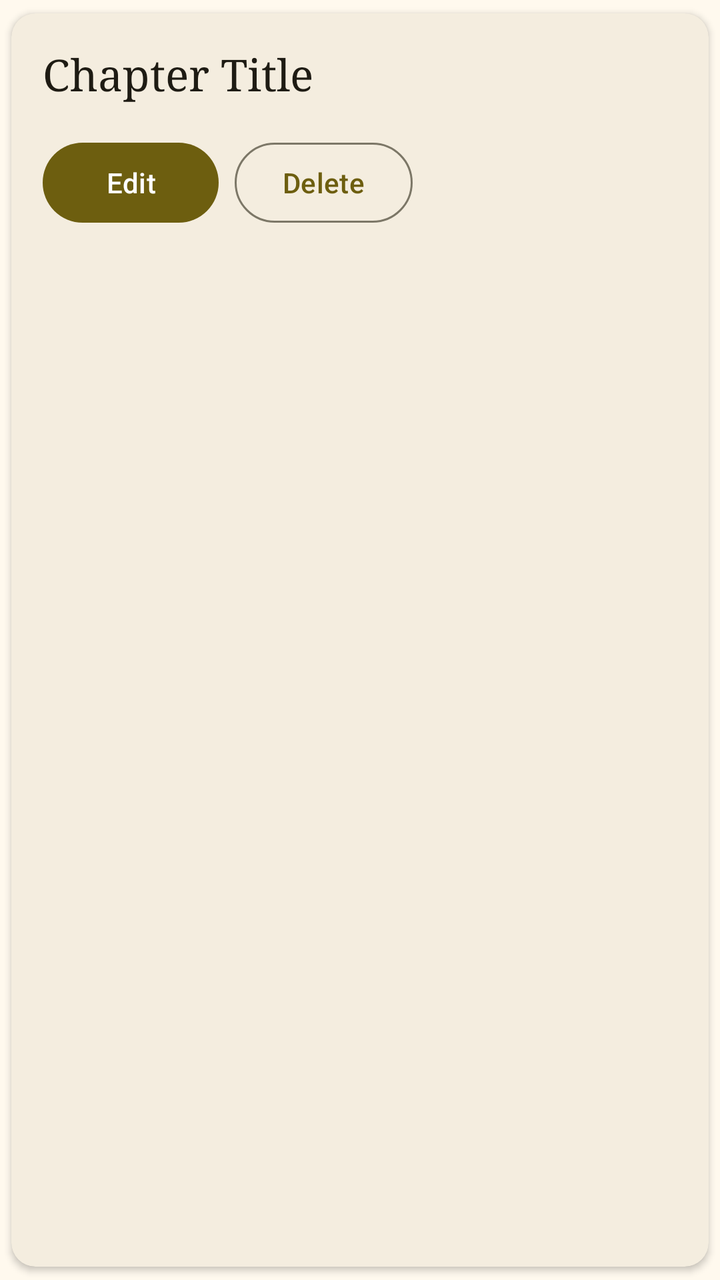
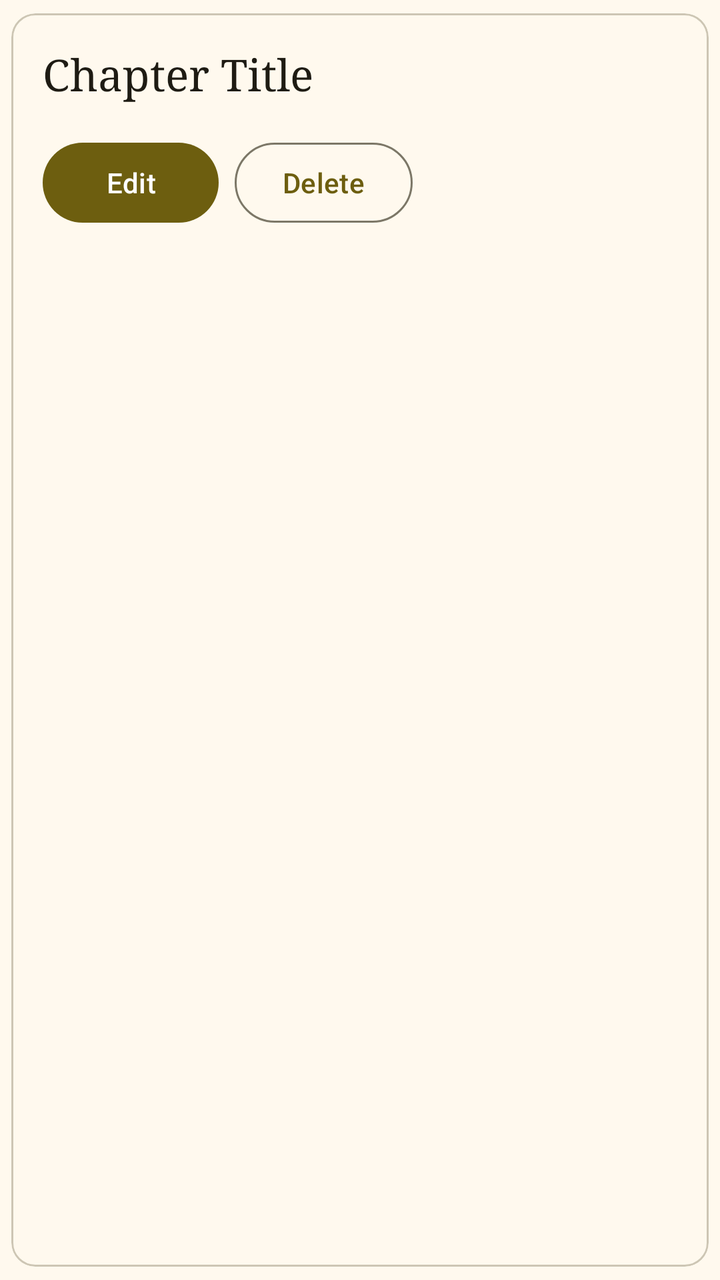

Compare the two renders of this Android layout. The source of the first and the diff that turns it into the second are given below.
<!-- AndroidManifest.xml: application theme Theme.Faithfully -->
<!-- res/layout/item_chapter.xml -->
<?xml version="1.0" encoding="utf-8"?>
<com.google.android.material.card.MaterialCardView
    xmlns:android="http://schemas.android.com/apk/res/android"
    xmlns:app="http://schemas.android.com/apk/res-auto"
    app:cardUseCompatPadding="true"
    android:clickable="true"
    android:focusable="true"
    style="@style/Widget.Material3.CardView.Elevated"
    app:cardElevation="2dp"
    app:cardBackgroundColor="?attr/colorSurfaceContainer"
    android:layout_marginEnd="16dp"
    android:layout_marginStart="16dp"
    android:layout_width="match_parent"
    android:layout_height="wrap_content">

    <LinearLayout
        android:layout_width="match_parent"
        android:layout_height="wrap_content"
        android:orientation="vertical"
        android:padding="16dp">

        <com.google.android.material.textview.MaterialTextView
            android:id="@+id/tv_chapter_title"
            android:text="Chapter Title"
            android:layout_width="match_parent"
            android:layout_height="wrap_content"
            android:textAppearance="?attr/textAppearanceTitleLarge"
            android:textColor="?attr/colorOnSurface"
            android:fontFamily="serif" />

        <com.google.android.material.textview.MaterialTextView
            android:id="@+id/tv_chapter_description"
            android:layout_width="match_parent"
            android:layout_height="wrap_content"
            android:layout_marginTop="6dp"
            android:text="Chapter Description"
            android:textColor="?attr/colorOnSurfaceVariant"
            android:textAppearance="?attr/textAppearanceBodyMedium"
            android:fontFamily="serif"
            android:textStyle="italic"
            android:visibility="gone" />

        <LinearLayout
            android:layout_width="match_parent"
            android:layout_height="wrap_content"
            android:layout_marginTop="16dp"
            android:orientation="horizontal">

            <com.google.android.material.button.MaterialButton
                android:id="@+id/btn_edit"
                android:layout_width="wrap_content"
                android:layout_height="wrap_content"
                android:text="Edit"/>

            <com.google.android.material.button.MaterialButton
                android:id="@+id/btn_delete"
                android:layout_width="wrap_content"
                android:layout_height="wrap_content"
                style="@style/Widget.Material3.Button.OutlinedButton"
                android:layout_marginStart="8dp"
                android:text="Delete"/>
        </LinearLayout>
    </LinearLayout>
</com.google.android.material.card.MaterialCardView>
<!-- resources referenced by this layout -->
<resources>
  <color name="md_theme_primary">#6D5E0F</color>
  <color name="md_theme_onPrimary">#FFFFFF</color>
  <color name="md_theme_primaryContainer">#F8E287</color>
  <color name="md_theme_onPrimaryContainer">#534600</color>
  <color name="md_theme_secondary">#665E40</color>
  <color name="md_theme_onSecondary">#FFFFFF</color>
  <color name="md_theme_secondaryContainer">#EEE2BC</color>
  <color name="md_theme_onSecondaryContainer">#4E472A</color>
  <color name="md_theme_tertiary">#43664E</color>
  <color name="md_theme_onTertiary">#FFFFFF</color>
  <color name="md_theme_tertiaryContainer">#C5ECCE</color>
  <color name="md_theme_onTertiaryContainer">#2C4E38</color>
  <color name="md_theme_error">#BA1A1A</color>
  <color name="md_theme_onError">#FFFFFF</color>
  <color name="md_theme_errorContainer">#FFDAD6</color>
  <color name="md_theme_onErrorContainer">#93000A</color>
  <color name="md_theme_background">#FFF9EE</color>
  <color name="md_theme_onBackground">#1E1B13</color>
  <color name="md_theme_surface">#FFF9EE</color>
  <color name="md_theme_onSurface">#1E1B13</color>
  <color name="md_theme_surfaceVariant">#EAE2D0</color>
  <color name="md_theme_onSurfaceVariant">#4B4739</color>
  <color name="md_theme_outline">#7C7767</color>
  <color name="md_theme_outlineVariant">#CDC6B4</color>
  <color name="md_theme_inverseSurface">#333027</color>
  <color name="md_theme_inverseOnSurface">#F7F0E2</color>
  <color name="md_theme_inversePrimary">#DBC66E</color>
  <color name="md_theme_primaryFixed">#F8E287</color>
  <color name="md_theme_onPrimaryFixed">#221B00</color>
  <color name="md_theme_primaryFixedDim">#DBC66E</color>
  <color name="md_theme_onPrimaryFixedVariant">#534600</color>
  <color name="md_theme_secondaryFixed">#EEE2BC</color>
  <color name="md_theme_onSecondaryFixed">#211B04</color>
  <color name="md_theme_secondaryFixedDim">#D1C6A1</color>
  <color name="md_theme_onSecondaryFixedVariant">#4E472A</color>
  <color name="md_theme_tertiaryFixed">#C5ECCE</color>
  <color name="md_theme_onTertiaryFixed">#00210F</color>
  <color name="md_theme_tertiaryFixedDim">#A9D0B3</color>
  <color name="md_theme_onTertiaryFixedVariant">#2C4E38</color>
  <color name="md_theme_surfaceDim">#E0D9CC</color>
  <color name="md_theme_surfaceBright">#FFF9EE</color>
  <color name="md_theme_surfaceContainerLowest">#FFFFFF</color>
  <color name="md_theme_surfaceContainerLow">#FAF3E5</color>
  <color name="md_theme_surfaceContainer">#F4EDDF</color>
  <color name="md_theme_surfaceContainerHigh">#EEE8DA</color>
  <color name="md_theme_surfaceContainerHighest">#E8E2D4</color>
  <!-- unchanged entries left out for length: 1 -->
</resources>

<!-- the commit's change to res/layout/item_chapter.xml (unified diff, before → after) -->
@@ -5,9 +5,8 @@
     app:cardUseCompatPadding="true"
     android:clickable="true"
     android:focusable="true"
-    style="@style/Widget.Material3.CardView.Elevated"
-    app:cardElevation="2dp"
-    app:cardBackgroundColor="?attr/colorSurfaceContainer"
+    app:cardBackgroundColor="?attr/colorSurface"
+    style="@style/Widget.Material3.CardView.Outlined"
     android:layout_marginEnd="16dp"
     android:layout_marginStart="16dp"
     android:layout_width="match_parent"
